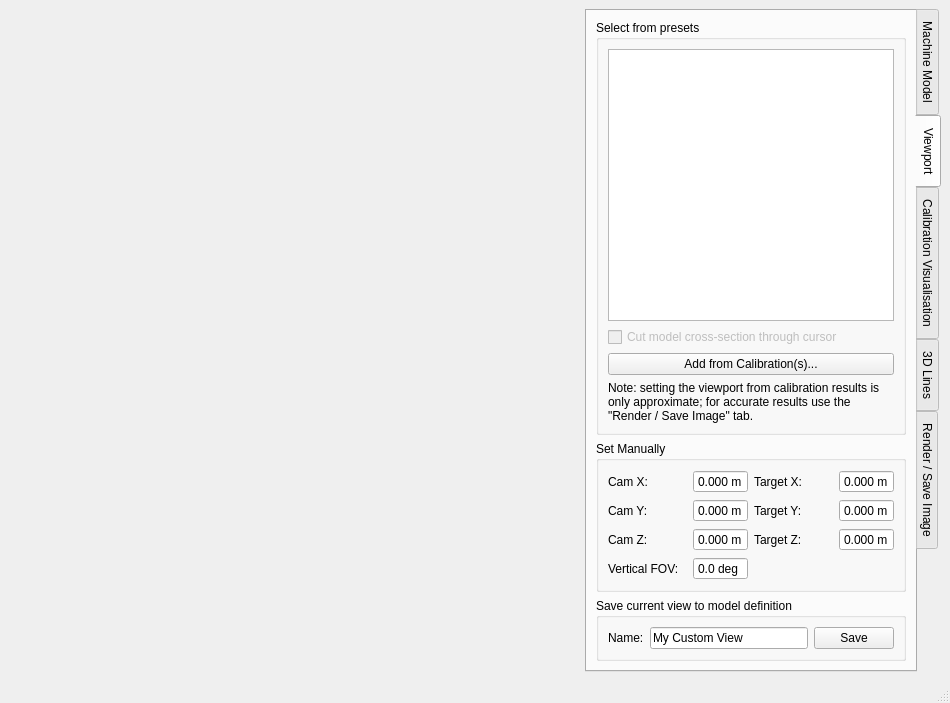
Qt form calcam/gui/viewer.ui (euratom-software/calcam) before a commit.
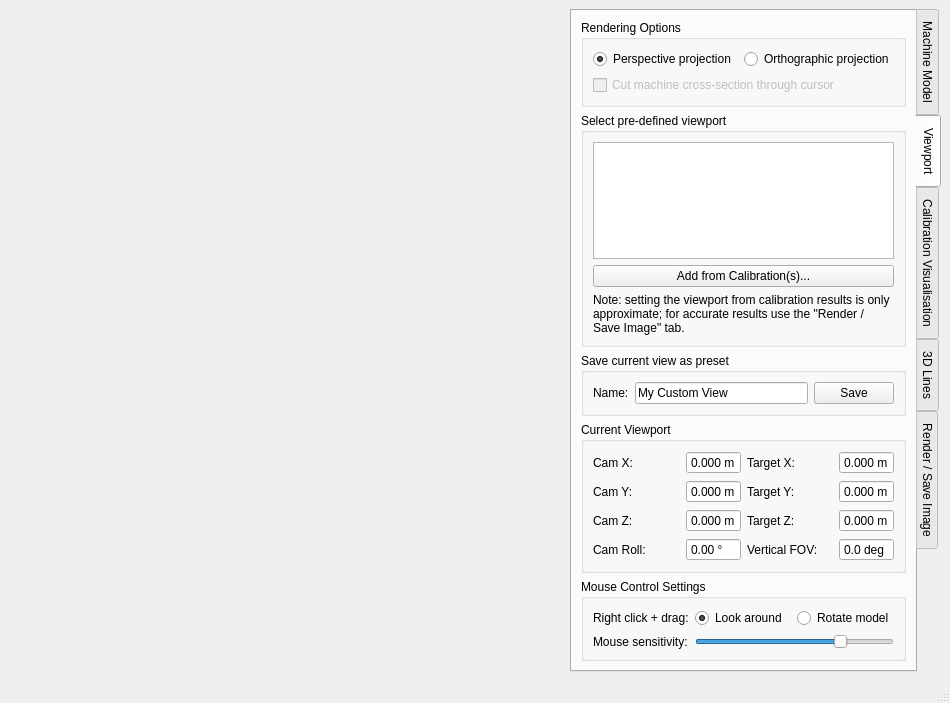
The same form after that commit. The open tabs and pages were chosen to show the change.

Commit message: 3D interaction and view related stuff: camera roll, orthogonal projection, control settings.

Diff of the .ui file:
```diff
--- a/calcam/gui/viewer.ui
+++ b/calcam/gui/viewer.ui
@@ -369,10 +369,46 @@
         <string>Viewport</string>
        </attribute>
        <layout class="QVBoxLayout" name="verticalLayout_3">
+        <item>
+         <widget class="QGroupBox" name="groupBox_8">
+          <property name="title">
+           <string>Rendering Options</string>
+          </property>
+          <layout class="QGridLayout" name="gridLayout_14">
+           <item row="0" column="0">
+            <widget class="QRadioButton" name="proj_perspective">
+             <property name="text">
+              <string>Perspective projection</string>
+             </property>
+             <property name="checked">
+              <bool>true</bool>
+             </property>
+            </widget>
+           </item>
+           <item row="0" column="1">
+            <widget class="QRadioButton" name="proj_orthographic">
+             <property name="text">
+              <string>Orthographic projection</string>
+             </property>
+            </widget>
+           </item>
+           <item row="1" column="0" colspan="2">
+            <widget class="QCheckBox" name="xsection_checkbox">
+             <property name="enabled">
+              <bool>false</bool>
+             </property>
+             <property name="text">
+              <string>Cut machine cross-section through cursor</string>
+             </property>
+            </widget>
+           </item>
+          </layout>
+         </widget>
+        </item>
         <item>
          <widget class="QGroupBox" name="groupBox_6">
           <property name="title">
-           <string>Select from presets</string>
+           <string>Select pre-defined viewport</string>
           </property>
           <layout class="QVBoxLayout" name="verticalLayout_4">
            <item>
@@ -399,16 +435,6 @@
              </column>
             </widget>
            </item>
-           <item>
-            <widget class="QCheckBox" name="xsection_checkbox">
-             <property name="enabled">
-              <bool>false</bool>
-             </property>
-             <property name="text">
-              <string>Cut model cross-section through cursor</string>
-             </property>
-            </widget>
-           </item>
            <item>
             <widget class="QPushButton" name="viewport_load_calib">
              <property name="text">
@@ -429,6 +455,36 @@
           </layout>
          </widget>
         </item>
+        <item>
+         <widget class="QGroupBox" name="groupBox_2">
+          <property name="title">
+           <string>Save current view as preset</string>
+          </property>
+          <layout class="QHBoxLayout" name="horizontalLayout_3">
+           <item>
+            <widget class="QLabel" name="label_16">
+             <property name="text">
+              <string>Name:</string>
+             </property>
+            </widget>
+           </item>
+           <item>
+            <widget class="QLineEdit" name="view_save_name">
+             <property name="text">
+              <string>My Custom View</string>
+             </property>
+            </widget>
+           </item>
+           <item>
+            <widget class="QPushButton" name="save_view_button">
+             <property name="text">
+              <string>Save</string>
+             </property>
+            </widget>
+           </item>
+          </layout>
+         </widget>
+        </item>
         <item>
          <widget class="QGroupBox" name="groupBox">
           <property name="sizePolicy">
@@ -438,7 +494,7 @@
            </sizepolicy>
           </property>
           <property name="title">
-           <string>Set Manually</string>
+           <string>Current Viewport</string>
           </property>
           <layout class="QVBoxLayout" name="verticalLayout_6">
            <item>
@@ -594,19 +650,6 @@
                 </property>
                </widget>
               </item>
-              <item row="3" column="0">
-               <widget class="QLabel" name="label_12">
-                <property name="sizePolicy">
-                 <sizepolicy hsizetype="Minimum" vsizetype="Preferred">
-                  <horstretch>0</horstretch>
-                  <verstretch>0</verstretch>
-                 </sizepolicy>
-                </property>
-                <property name="text">
-                 <string>Vertical FOV:</string>
-                </property>
-               </widget>
-              </item>
               <item row="0" column="0">
                <widget class="QLabel" name="label_5">
                 <property name="sizePolicy">
@@ -633,34 +676,6 @@
                 </property>
                </widget>
               </item>
-              <item row="3" column="1">
-               <widget class="QDoubleSpinBox" name="camFOV">
-                <property name="maximumSize">
-                 <size>
-                  <width>55</width>
-                  <height>16777215</height>
-                 </size>
-                </property>
-                <property name="buttonSymbols">
-                 <enum>QAbstractSpinBox::NoButtons</enum>
-                </property>
-                <property name="correctionMode">
-                 <enum>QAbstractSpinBox::CorrectToNearestValue</enum>
-                </property>
-                <property name="suffix">
-                 <string> deg</string>
-                </property>
-                <property name="decimals">
-                 <number>1</number>
-                </property>
-                <property name="maximum">
-                 <double>180.000000000000000</double>
-                </property>
-                <property name="singleStep">
-                 <double>0.100000000000000</double>
-                </property>
-               </widget>
-              </item>
               <item row="2" column="0">
                <widget class="QLabel" name="label_10">
                 <property name="sizePolicy">
@@ -737,6 +752,82 @@
                 </property>
                </widget>
               </item>
+              <item row="3" column="3">
+               <widget class="QDoubleSpinBox" name="camFOV">
+                <property name="maximumSize">
+                 <size>
+                  <width>55</width>
+                  <height>16777215</height>
+                 </size>
+                </property>
+                <property name="buttonSymbols">
+                 <enum>QAbstractSpinBox::NoButtons</enum>
+                </property>
+                <property name="correctionMode">
+                 <enum>QAbstractSpinBox::CorrectToNearestValue</enum>
+                </property>
+                <property name="keyboardTracking">
+                 <bool>false</bool>
+                </property>
+                <property name="suffix">
+                 <string> deg</string>
+                </property>
+                <property name="decimals">
+                 <number>1</number>
+                </property>
+                <property name="maximum">
+                 <double>180.000000000000000</double>
+                </property>
+                <property name="singleStep">
+                 <double>0.100000000000000</double>
+                </property>
+               </widget>
+              </item>
+              <item row="3" column="2">
+               <widget class="QLabel" name="label_12">
+                <property name="sizePolicy">
+                 <sizepolicy hsizetype="Minimum" vsizetype="Preferred">
+                  <horstretch>0</horstretch>
+                  <verstretch>0</verstretch>
+                 </sizepolicy>
+                </property>
+                <property name="text">
+                 <string>Vertical FOV:</string>
+                </property>
+               </widget>
+              </item>
+              <item row="3" column="0">
+               <widget class="QLabel" name="label_24">
+                <property name="text">
+                 <string>Cam Roll:</string>
+                </property>
+               </widget>
+              </item>
+              <item row="3" column="1">
+               <widget class="QDoubleSpinBox" name="cam_roll">
+                <property name="maximumSize">
+                 <size>
+                  <width>55</width>
+                  <height>16777215</height>
+                 </size>
+                </property>
+                <property name="buttonSymbols">
+                 <enum>QAbstractSpinBox::NoButtons</enum>
+                </property>
+                <property name="keyboardTracking">
+                 <bool>false</bool>
+                </property>
+                <property name="suffix">
+                 <string> °</string>
+                </property>
+                <property name="minimum">
+                 <double>-90.000000000000000</double>
+                </property>
+                <property name="maximum">
+                 <double>90.000000000000000</double>
+                </property>
+               </widget>
+              </item>
              </layout>
             </widget>
            </item>
@@ -744,29 +835,61 @@
          </widget>
         </item>
         <item>
-         <widget class="QGroupBox" name="groupBox_2">
+         <widget class="QGroupBox" name="groupBox_10">
           <property name="title">
-           <string>Save current view to model definition</string>
+           <string>Mouse Control Settings</string>
           </property>
-          <layout class="QHBoxLayout" name="horizontalLayout_3">
-           <item>
-            <widget class="QLabel" name="label_16">
+          <layout class="QGridLayout" name="gridLayout_15">
+           <item row="0" column="1">
+            <widget class="QRadioButton" name="rmb_lookaround">
              <property name="text">
-              <string>Name:</string>
+              <string>Look around</string>
              </property>
+             <property name="checked">
+              <bool>true</bool>
+             </property>
             </widget>
            </item>
-           <item>
-            <widget class="QLineEdit" name="view_save_name">
+           <item row="0" column="2">
+            <widget class="QRadioButton" name="rmb_rotate">
              <property name="text">
-              <string>My Custom View</string>
+              <string>Rotate model</string>
              </property>
             </widget>
            </item>
-           <item>
-            <widget class="QPushButton" name="save_view_button">
+           <item row="0" column="0">
+            <widget class="QLabel" name="label_20">
              <property name="text">
-              <string>Save</string>
+              <string>Right click + drag:</string>
+             </property>
+            </widget>
+           </item>
+           <item row="1" column="0">
+            <widget class="QLabel" name="label_23">
+             <property name="text">
+              <string>Mouse sensitivity:</string>
+             </property>
+            </widget>
+           </item>
+           <item row="1" column="1" colspan="2">
+            <widget class="QSlider" name="control_sensitivity_slider">
+             <property name="minimum">
+              <number>1</number>
+             </property>
+             <property name="maximum">
+              <number>100</number>
+             </property>
+             <property name="singleStep">
+              <number>1</number>
+             </property>
+             <property name="value">
+              <number>75</number>
+             </property>
+             <property name="tracking">
+              <bool>false</bool>
+             </property>
+             <property name="orientation">
+              <enum>Qt::Horizontal</enum>
              </property>
             </widget>
            </item>
```
Left out of the diff: 22 changed lines with no effect on the pictures. The commit also changes 12 other files.
